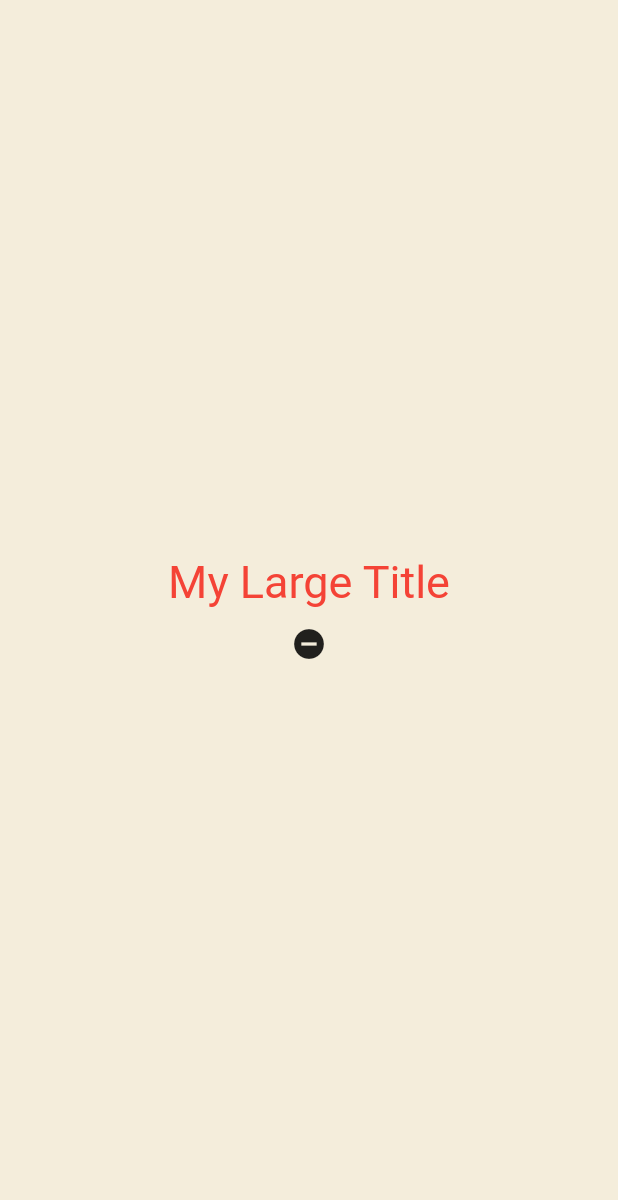
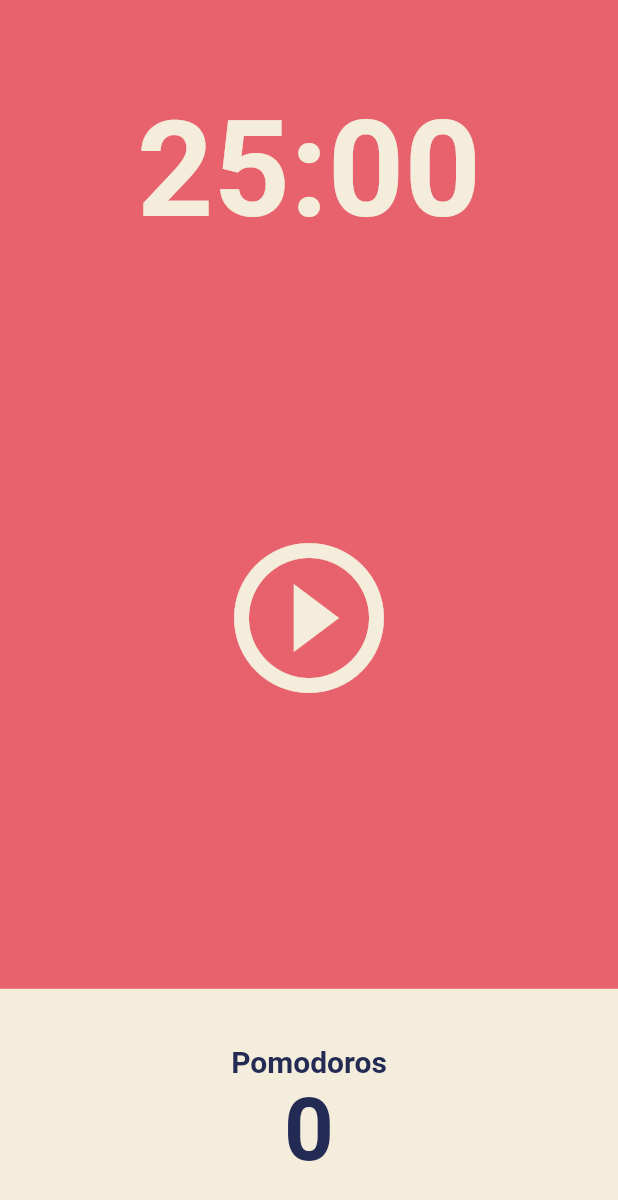
Before and after one commit to Lecture-Summary/toonflix, a Flutter app: the screen it shows after launch, on a phone screen of 412 x 824 dp. Shown: the top 1200 px of the screen. Run offline on Flutter 3.47's test engine with Material 2 defaults, Android fonts, the phone set to English and light mode, and no system bars.

Commit message:
#5.0 User Interface

```diff
--- a/lib/main.dart
+++ b/lib/main.dart
@@ -1,83 +1,23 @@
 import 'package:flutter/material.dart';
+import 'package:toonflix/screens/home_screen.dart';
 
 void main() {
   runApp(App());
 }
 
-class App extends StatefulWidget {
-  @override
-  State<App> createState() => _AppState();
-}
-
-class _AppState extends State<App> {
-  bool showTitle = true;
-
-  void toggleTitle() {
-    setState(() {
-      showTitle = !showTitle;
-    });
-  }
-
+class App extends StatelessWidget {
   @override
   Widget build(BuildContext context) {
     return MaterialApp(
       theme: ThemeData(
-        textTheme: const TextTheme(
-          titleLarge: TextStyle(
-            color: Colors.red,
+          backgroundColor: const Color(0xFFE7626C),
+          textTheme: const TextTheme(
+            headline1: TextStyle(
+              color: Color(0xFF232B55),
+            ),
           ),
-        ),
-      ),
-      home: Scaffold(
-        backgroundColor: const Color(0xFFF4EDDB),
-        body: Center(
-          child: Column(
-            mainAxisAlignment: MainAxisAlignment.center,
-            children: [
-              showTitle ? const MyLargeTitle() : const Text('nothing'),
-              IconButton(
-                onPressed: toggleTitle,
-                icon: const Icon(Icons.remove_circle),
-              )
-            ],
-          ),
-        ),
-      ),
+          cardColor: const Color(0xFFF4EDDB)),
+      home: const HomeScreen(),
     );
   }
 }
-
-class MyLargeTitle extends StatefulWidget {
-  const MyLargeTitle({
-    Key? key,
-  }) : super(key: key);
-
-  @override
-  State<MyLargeTitle> createState() => _MyLargeTitleState();
-}
-
-class _MyLargeTitleState extends State<MyLargeTitle> {
-  @override
-  void initState() {
-    super.initState();
-    print('initState!');
-  }
-
-  @override
-  void dispose() {
-    super.dispose();
-    print('dispose!');
-  }
-
-  @override
-  Widget build(BuildContext context) {
-    print('build!');
-    return Text(
-      'My Large Title',
-      style: TextStyle(
-        fontSize: 30,
-        color: Theme.of(context).textTheme.titleLarge?.color,
-      ),
-    );
-  }
-}
--- /dev/null
+++ b/lib/screens/home_screen.dart
@@ -0,0 +1,81 @@
+import 'package:flutter/material.dart';
+
+class HomeScreen extends StatefulWidget {
+  const HomeScreen({super.key});
+
+  @override
+  State<HomeScreen> createState() => _HomeScreenState();
+}
+
+class _HomeScreenState extends State<HomeScreen> {
+  @override
+  Widget build(BuildContext context) {
+    return Scaffold(
+      backgroundColor: Theme.of(context).backgroundColor,
+      body: Column(
+        children: [
+          Flexible(
+            flex: 1,
+            child: Container(
+              alignment: Alignment.bottomCenter,
+              child: Text(
+                '25:00',
+                style: TextStyle(
+                  color: Theme.of(context).cardColor,
+                  fontSize: 89,
+                  fontWeight: FontWeight.w600,
+                ),
+              ),
+            ),
+          ),
+          Flexible(
+            flex: 3,
+            child: Center(
+              child: IconButton(
+                iconSize: 120,
+                color: Theme.of(context).cardColor,
+                onPressed: () {},
+                icon: const Icon(Icons.play_circle_outline),
+              ),
+            ),
+          ),
+          Flexible(
+            flex: 1,
+            child: Row(
+              children: [
+                Expanded(
+                  child: Container(
+                    decoration: BoxDecoration(
+                      color: Theme.of(context).cardColor,
+                    ),
+                    child: Column(
+                      mainAxisAlignment: MainAxisAlignment.center,
+                      children: [
+                        Text(
+                          'Pomodoros',
+                          style: TextStyle(
+                            fontSize: 20,
+                            fontWeight: FontWeight.w600,
+                            color: Theme.of(context).textTheme.headline1!.color,
+                          ),
+                        ),
+                        Text(
+                          '0',
+                          style: TextStyle(
+                            fontSize: 58,
+                            fontWeight: FontWeight.w600,
+                            color: Theme.of(context).textTheme.headline1!.color,
+                          ),
+                        ),
+                      ],
+                    ),
+                  ),
+                ),
+              ],
+            ),
+          ),
+        ],
+      ),
+    );
+  }
+}
```
